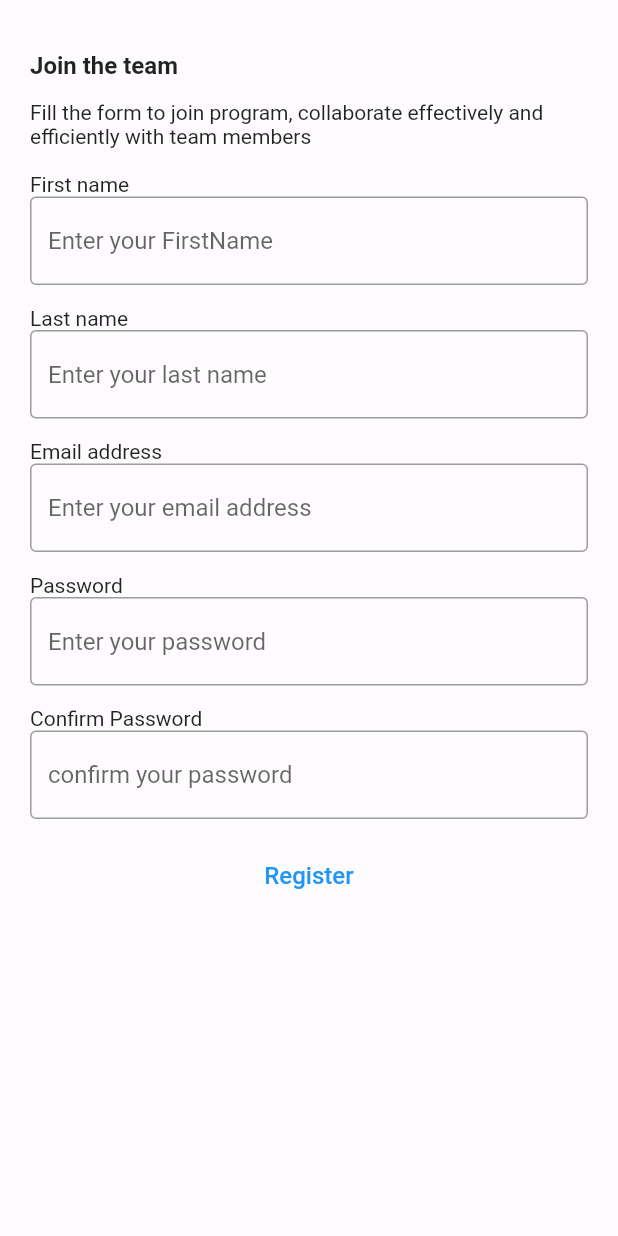
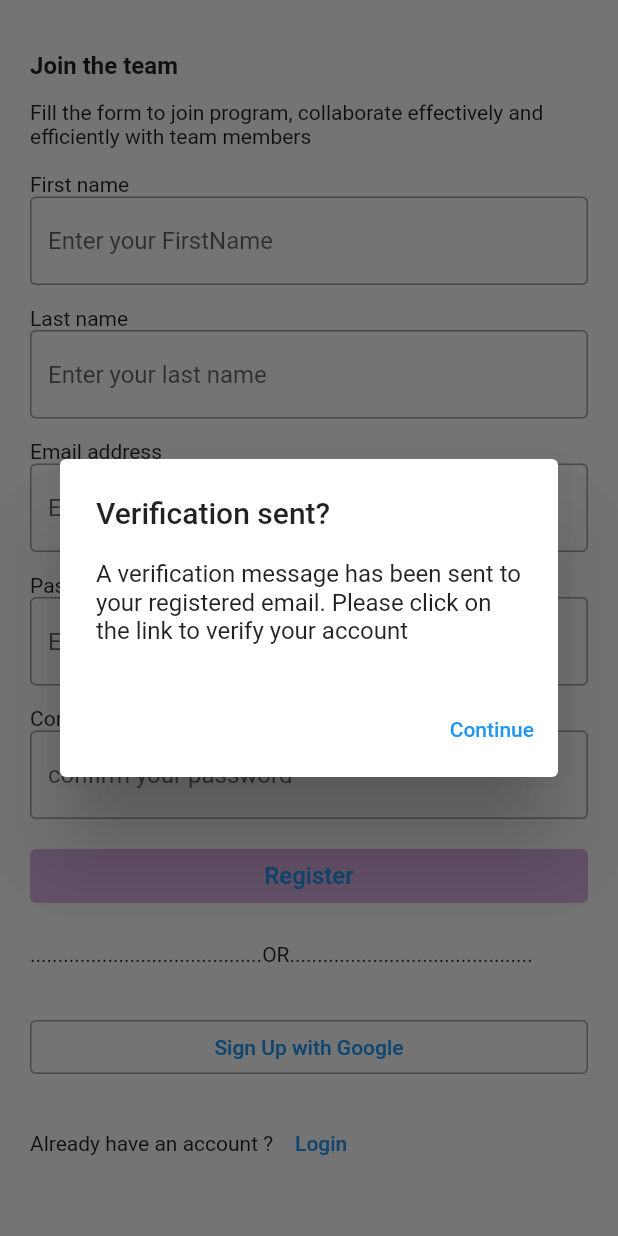
Before and after one commit to FRcoder322/Mentor--Management-System, a Flutter app: the RegistrationContent screen opened directly, after a tap on "Register", on a phone screen of 412 x 824 dp. Run offline on Flutter 3.47's test engine with Material 2 defaults, Android fonts, the phone set to English and light mode, and no system bars; our stand-ins replace image_picker.

Commit message:
Flutter files

```diff
--- /dev/null
+++ b/lib/Mentors/Onboarding/alert_dialog.dart
@@ -0,0 +1,22 @@
+import 'package:flutter/material.dart';
+import 'package:mms_project/Mentors/Onboarding/program_profile.dart';
+
+class CustomAlertDialog extends StatelessWidget {
+  @override
+  Widget build(BuildContext context) {
+    return AlertDialog(
+      title: Text('Verification sent?'),
+      content: Text(
+          'A verification message has been sent to your registered email. Please click on the link to verify your account'),
+      actions: [
+        TextButton(
+          onPressed: () {
+            Navigator.of(context).push(MaterialPageRoute(
+                builder: (context) => const ProgramProfile()));
+          },
+          child: Text('Continue'),
+        ),
+      ],
+    );
+  }
+}
--- a/lib/Mentors/Onboarding/register.dart
+++ b/lib/Mentors/Onboarding/register.dart
@@ -1,4 +1,5 @@
 import 'package:flutter/material.dart';
+import 'package:mms_project/Mentors/Onboarding/alert_dialog.dart';
 
 class Registration extends StatelessWidget {
   const Registration({Key? key});
@@ -48,6 +49,7 @@ class RegistrationContent extends StatelessWidget {
               hintText: "Enter your FirstName",
             ),
           ),
+
           SizedBox(height: 14),
           Text("Last name"),
           TextField(
@@ -67,6 +69,7 @@ class RegistrationContent extends StatelessWidget {
           SizedBox(height: 14),
           Text("Password"),
           TextField(
+            obscureText: true,
             decoration: InputDecoration(
               border: OutlineInputBorder(),
               hintText: "Enter your password",
@@ -75,6 +78,7 @@ class RegistrationContent extends StatelessWidget {
           SizedBox(height: 14),
           Text("Confirm Password"),
           TextField(
+            obscureText: true,
             decoration: InputDecoration(
               border: OutlineInputBorder(),
               hintText: 'confirm your password',
@@ -82,12 +86,48 @@ class RegistrationContent extends StatelessWidget {
           ),
           SizedBox(height: 14),
           TextButton(
+            onPressed: () {
+              // Show the custom AlertDialog
+              showDialog(
+                context: context,
+                builder: (BuildContext context) {
+                  return CustomAlertDialog(); // Use the custom AlertDialog widget here
+                },
+              );
+            },
+            style: ButtonStyle(
+              backgroundColor: MaterialStateProperty.all<Color>(
+                const Color.fromARGB(255, 216, 176, 224),
+              ),
+            ),
+            child: Text(
+              "Register",
+              style: TextStyle(fontSize: 16),
+            ),
+          ),
+          SizedBox(height: 20,),
+          Text("..........................................OR........"
+              "....................................",),
 
-            onPressed: () {
-              // Handle registration logic
+          SizedBox(height: 30,),
+          TextButton(
+            onPressed: (){
+
             },
-            child: Text("Register", style: TextStyle(fontSize: 16,),),
+            style: OutlinedButton.styleFrom(
+                side: BorderSide(color: Colors.grey)
+            ),
+            child: Text("Sign Up with Google"),
           ),
+          SizedBox(height: 16,),
+          Row(
+            children: [
+              Text("Already have an account ?"),
+              TextButton(onPressed: (){
+
+              }, child: Text("Login")),
+            ],
+          )
         ],
       ),
     );
--- a/pubspec.yaml
+++ b/pubspec.yaml
@@ -30,6 +30,7 @@ environment:
 dependencies:
   flutter:
     sdk: flutter
+  image_picker: ^1.0.2
 
 
   # The following adds the Cupertino Icons font to your application.
```
Also changed, not shown: lib/Mentors/Onboarding/program_interest.dart (added, +85 -0 lines), lib/Mentors/Onboarding/program_profile.dart (added, +171 -0 lines), pubspec.lock, 11 other files.
